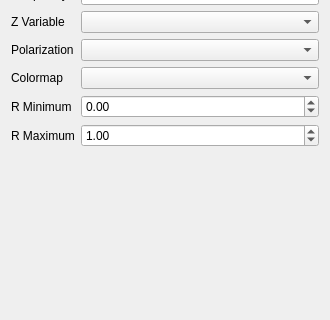
Old version of the form pychamber/app/ui/three_d_plot_settings.ui in the repository PyChamber/PyChamber; both pictures show x 0 to 330 and y 110 to 430 of the 330 by 525 pixel window.
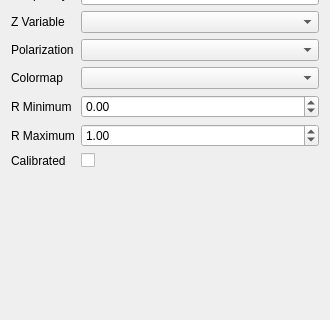
New version of the form. Custom widgets are drawn as their Qt base class.

Commit message: Add calibrated plotting capability

Patch:
```diff
--- a/pychamber/app/ui/three_d_plot_settings.ui
+++ b/pychamber/app/ui/three_d_plot_settings.ui
@@ -173,6 +173,20 @@
        </property>
       </widget>
      </item>
+     <item row="6" column="0">
+      <widget class="QLabel" name="label_8">
+       <property name="text">
+        <string>Calibrated</string>
+       </property>
+      </widget>
+     </item>
+     <item row="6" column="1">
+      <widget class="QCheckBox" name="calibrated_checkbox">
+       <property name="text">
+        <string/>
+       </property>
+      </widget>
+     </item>
     </layout>
    </item>
    <item>
```
The commit also changes 12 other files.
